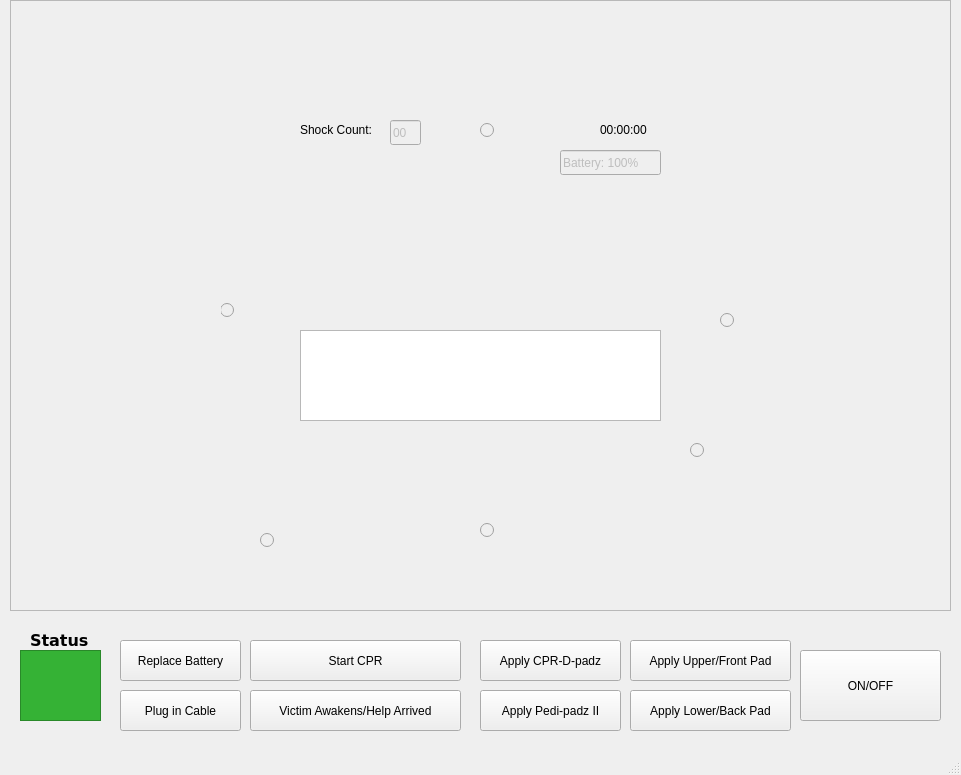
Before: the Qt Designer form src/aed-sim/mainwindow.ui in zachtes13/comp3004_aed-sim, drawn with Qt 5.
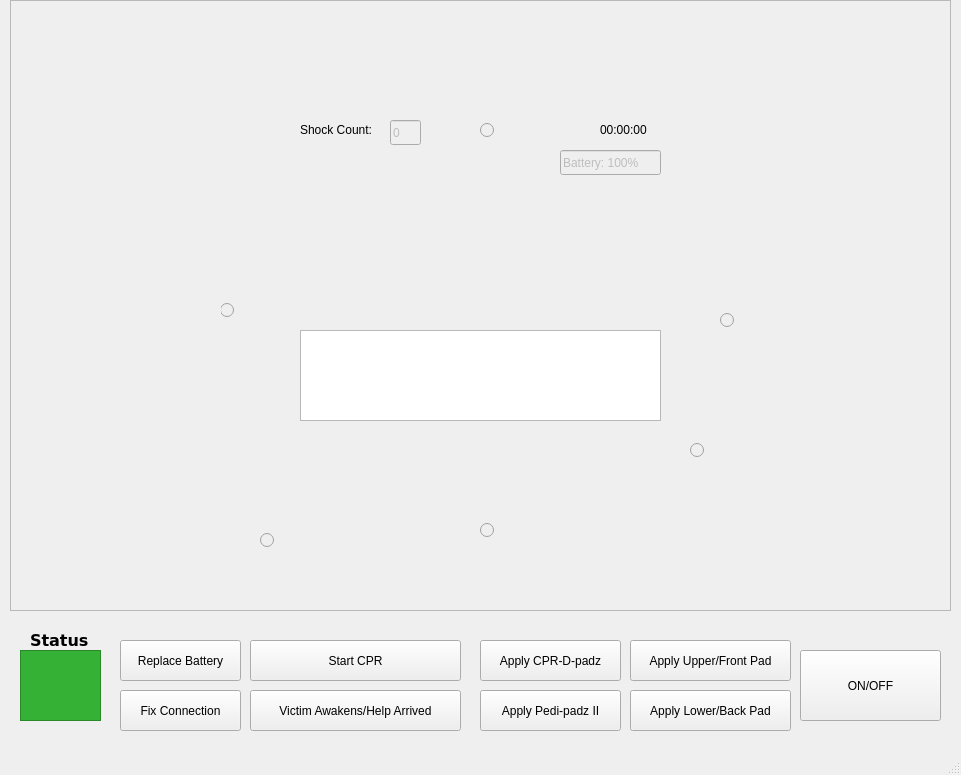
After: the same form once the commit is applied.

Commit message: Add battery warning and electrode connection lost functionality

```diff
--- a/src/aed-sim/mainwindow.ui
+++ b/src/aed-sim/mainwindow.ui
@@ -251,7 +251,7 @@
       </rect>
      </property>
      <property name="text">
-      <string>00</string>
+      <string>0</string>
      </property>
      <property name="readOnly">
       <bool>true</bool>
@@ -571,7 +571,7 @@
      </rect>
     </property>
     <property name="text">
-     <string>Plug in Cable</string>
+     <string>Fix Connection</string>
     </property>
    </widget>
    <widget class="QPushButton" name="toggleCprButton">
```
Left out of the diff: 2 changed lines with no effect on the pictures. The commit also changes 5 other files.
